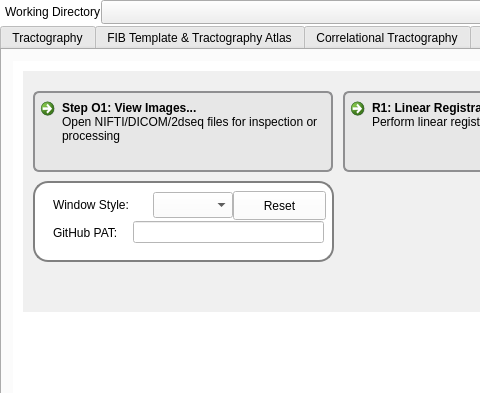
Qt form mainwindow.ui (frankyeh/DSI-Studio) before a commit; both pictures show x 0 to 480 and y 0 to 393 of the 1272 by 758 pixel window.
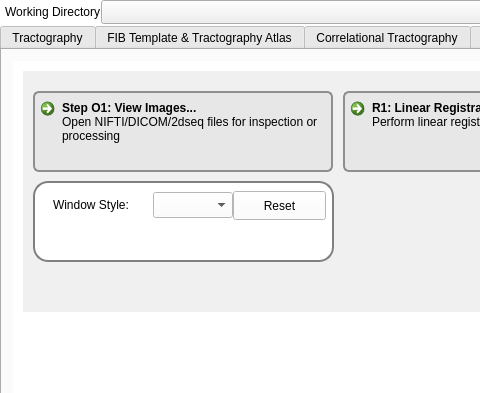
The same form after that commit. The open tabs and pages were chosen to show the change. Icons and pictures are not drawn.

```diff
--- a/mainwindow.ui
+++ b/mainwindow.ui
@@ -3334,35 +3334,6 @@
             <string/>
            </property>
           </widget>
-          <widget class="QLabel" name="label_50">
-           <property name="geometry">
-            <rect>
-             <x>40</x>
-             <y>160</y>
-             <width>71</width>
-             <height>24</height>
-            </rect>
-           </property>
-           <property name="styleSheet">
-            <string notr="true">QLabel { color: black; }</string>
-           </property>
-           <property name="text">
-            <string>GitHub PAT:</string>
-           </property>
-          </widget>
-          <widget class="QLineEdit" name="github_token">
-           <property name="geometry">
-            <rect>
-             <x>120</x>
-             <y>160</y>
-             <width>191</width>
-             <height>22</height>
-            </rect>
-           </property>
-           <property name="echoMode">
-            <enum>QLineEdit::PasswordEchoOnEdit</enum>
-           </property>
-          </widget>
           <zorder>label_12</zorder>
           <zorder>parse_network_measures</zorder>
           <zorder>linear_reg</zorder>
```
Left out of the diff: 4 changed lines with no effect on the pictures.
